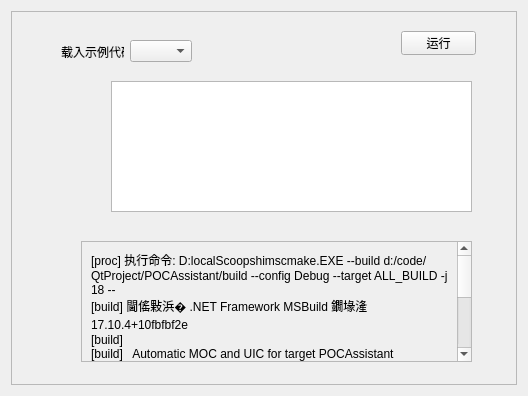
azh-1415926/POCAssistant, file ui/programpage.ui: the form before one commit.
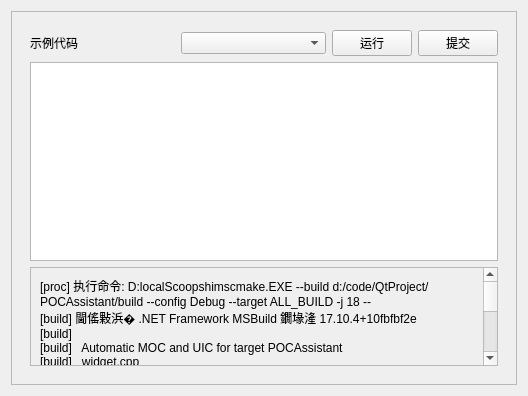
The form after the commit. Custom widgets are drawn as their Qt base class.

```diff
--- a/ui/programpage.ui
+++ b/ui/programpage.ui
@@ -25,60 +25,46 @@
      <layout class="QVBoxLayout" name="verticalLayout_2">
       <item>
        <widget class="QWidget" name="centerWidget" native="true">
-        <widget class="QTextEdit" name="CodeEdit">
-         <property name="geometry">
-          <rect>
-           <x>90</x>
-           <y>60</y>
-           <width>361</width>
-           <height>131</height>
-          </rect>
-         </property>
-        </widget>
-        <widget class="QWidget" name="horizontalLayoutWidget">
-         <property name="geometry">
-          <rect>
-           <x>40</x>
-           <y>10</y>
-           <width>131</width>
-           <height>41</height>
-          </rect>
-         </property>
+        <layout class="QHBoxLayout" name="horizontalLayout_3">
+         <item>
+          <layout class="QGridLayout" name="gridLayout" rowstretch="0,2,1" rowminimumheight="0,2,1">
+           <item row="0" column="0">
          <layout class="QHBoxLayout" name="horizontalLayout">
           <item>
            <widget class="QLabel" name="label">
             <property name="text">
-             <string>载入示例代码</string>
+                <string>示例代码</string>
             </property>
            </widget>
           </item>
           <item>
-           <widget class="QComboBox" name="comboBox"/>
-          </item>
-         </layout>
-        </widget>
-        <widget class="QPushButton" name="pushButton">
-         <property name="geometry">
-          <rect>
-           <x>380</x>
-           <y>10</y>
-           <width>75</width>
-           <height>24</height>
-          </rect>
-         </property>
+              <widget class="QComboBox" name="optionOfSample"/>
+             </item>
+             <item>
+              <layout class="QHBoxLayout" name="horizontalLayout_2">
+               <item>
+                <widget class="QPushButton" name="btnOfRun">
          <property name="text">
           <string>运行</string>
          </property>
         </widget>
+               </item>
+               <item>
+                <widget class="QPushButton" name="btnOfSubmit">
+                 <property name="text">
+                  <string>提交</string>
+                 </property>
+                </widget>
+               </item>
+              </layout>
+             </item>
+            </layout>
+           </item>
+           <item row="1" column="0">
+            <widget class="QTextEdit" name="CodeEdit"/>
+           </item>
+           <item row="2" column="0">
         <widget class="QScrollArea" name="scrollArea">
-         <property name="geometry">
-          <rect>
-           <x>60</x>
-           <y>220</y>
-           <width>391</width>
-           <height>121</height>
-          </rect>
-         </property>
          <property name="widgetResizable">
           <bool>true</bool>
          </property>
@@ -87,8 +73,8 @@
            <rect>
             <x>0</x>
             <y>0</y>
-            <width>372</width>
-            <height>258</height>
+                <width>451</width>
+                <height>226</height>
            </rect>
           </property>
           <layout class="QVBoxLayout" name="verticalLayout_3">
@@ -114,6 +100,10 @@
           </layout>
          </widget>
         </widget>
+           </item>
+          </layout>
+         </item>
+        </layout>
        </widget>
       </item>
      </layout>
```
Left out of the diff: 2 changed lines with no effect on the pictures. Lines whose indentation alone changed are shown as unchanged.
